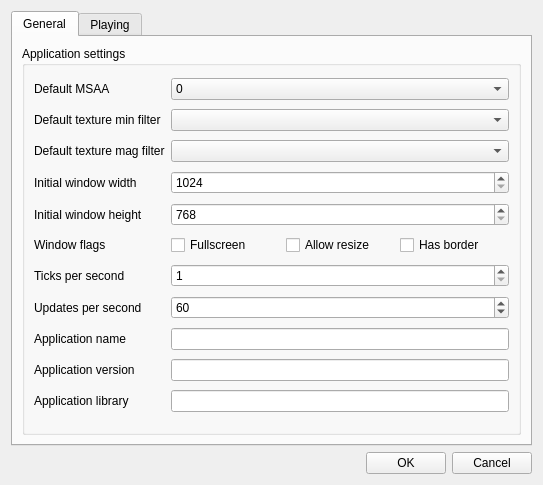
First picture: the form in editor/gui/dlgproject.ui, repository ensisoft/detonator, before the edit.
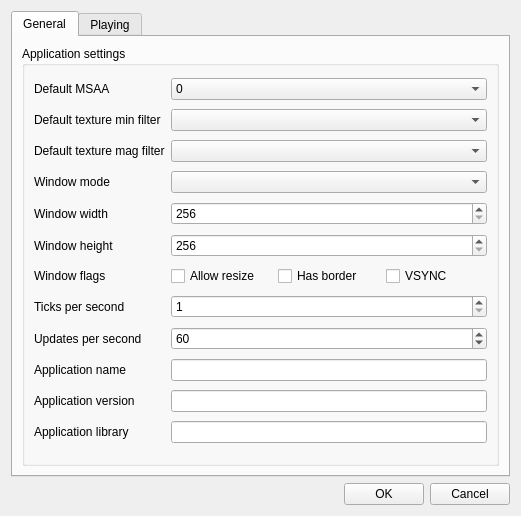
Second picture: the form after the edit. Icons and pictures are not drawn.

Diff of the .ui file:
```diff
--- a/editor/gui/dlgproject.ui
+++ b/editor/gui/dlgproject.ui
@@ -6,8 +6,8 @@
    <rect>
     <x>0</x>
     <y>0</y>
-    <width>543</width>
-    <height>485</height>
+    <width>521</width>
+    <height>516</height>
    </rect>
   </property>
   <property name="windowTitle">
@@ -34,44 +34,6 @@
           <string>Application settings</string>
          </property>
          <layout class="QGridLayout" name="gridLayout">
-          <item row="0" column="0">
-           <widget class="QLabel" name="label_6">
-            <property name="text">
-             <string>Default MSAA</string>
-            </property>
-           </widget>
-          </item>
-          <item row="11" column="0">
-           <widget class="QLabel" name="label_2">
-            <property name="text">
-             <string>Application version</string>
-            </property>
-           </widget>
-          </item>
-          <item row="4" column="0">
-           <widget class="QLabel" name="label_4">
-            <property name="text">
-             <string>Initial window height</string>
-            </property>
-           </widget>
-          </item>
-          <item row="7" column="1">
-           <widget class="QSpinBox" name="ticksPerSecond">
-            <property name="minimum">
-             <number>1</number>
-            </property>
-           </widget>
-          </item>
-          <item row="11" column="1">
-           <widget class="QLineEdit" name="edtAppVersion"/>
-          </item>
-          <item row="9" column="0">
-           <widget class="QLabel" name="label">
-            <property name="text">
-             <string>Application name</string>
-            </property>
-           </widget>
-          </item>
           <item row="1" column="0">
            <widget class="QLabel" name="label_7">
             <property name="text">
@@ -79,59 +41,25 @@
             </property>
            </widget>
           </item>
-          <item row="3" column="0">
-           <widget class="QLabel" name="label_3">
+          <item row="7" column="0">
+           <widget class="QLabel" name="label_5">
             <property name="text">
-             <string>Initial window width</string>
+             <string>Window flags</string>
             </property>
            </widget>
           </item>
-          <item row="1" column="1">
-           <widget class="QComboBox" name="cmbMinFilter"/>
-          </item>
-          <item row="2" column="0">
-           <widget class="QLabel" name="label_8">
+          <item row="5" column="0">
+           <widget class="QLabel" name="label_4">
             <property name="text">
-             <string>Default texture mag filter</string>
+             <string>Window height</string>
             </property>
            </widget>
           </item>
-          <item row="4" column="1">
-           <widget class="QSpinBox" name="wndHeight">
-            <property name="minimum">
-             <number>768</number>
-            </property>
-            <property name="maximum">
-             <number>8192</number>
-            </property>
-           </widget>
+          <item row="13" column="1">
+           <widget class="QLineEdit" name="edtAppVersion"/>
           </item>
-          <item row="3" column="1">
-           <widget class="QSpinBox" name="wndWidth">
-            <property name="minimum">
-             <number>1024</number>
-            </property>
-            <property name="maximum">
-             <number>8192</number>
-            </property>
-           </widget>
-          </item>
-          <item row="12" column="0">
-           <widget class="QLabel" name="label_12">
-            <property name="text">
-             <string>Application library</string>
-            </property>
-           </widget>
-          </item>
-          <item row="6" column="1">
+          <item row="7" column="1">
            <layout class="QHBoxLayout" name="horizontalLayout_2">
-            <item>
-             <widget class="QCheckBox" name="chkWndIsFullscreen">
-              <property name="text">
-               <string>Fullscreen</string>
-              </property>
-             </widget>
-            </item>
             <item>
              <widget class="QCheckBox" name="chkWndCanResize">
               <property name="text">
@@ -146,30 +74,78 @@
               </property>
              </widget>
             </item>
+            <item>
+             <widget class="QCheckBox" name="chkVsync">
+              <property name="text">
+               <string>VSYNC</string>
+              </property>
+             </widget>
+            </item>
            </layout>
           </item>
-          <item row="12" column="1">
-           <widget class="QLineEdit" name="edtAppLibrary"/>
-          </item>
-          <item row="9" column="1">
+          <item row="11" column="1">
            <widget class="QLineEdit" name="edtAppName"/>
           </item>
-          <item row="6" column="0">
-           <widget class="QLabel" name="label_5">
-            <property name="text">
-             <string>Window flags</string>
-            </property>
-           </widget>
+          <item row="14" column="1">
+           <widget class="QLineEdit" name="edtAppLibrary"/>
           </item>
-          <item row="7" column="0">
+          <item row="9" column="0">
            <widget class="QLabel" name="label_14">
             <property name="text">
              <string>Ticks per second</string>
             </property>
            </widget>
           </item>
-          <item row="2" column="1">
-           <widget class="QComboBox" name="cmbMagFilter"/>
+          <item row="5" column="1">
+           <widget class="QSpinBox" name="wndHeight">
+            <property name="minimum">
+             <number>256</number>
+            </property>
+            <property name="maximum">
+             <number>8192</number>
+            </property>
+           </widget>
+          </item>
+          <item row="13" column="0">
+           <widget class="QLabel" name="label_2">
+            <property name="text">
+             <string>Application version</string>
+            </property>
+           </widget>
+          </item>
+          <item row="1" column="1">
+           <widget class="QComboBox" name="cmbMinFilter"/>
+          </item>
+          <item row="9" column="1">
+           <widget class="QSpinBox" name="ticksPerSecond">
+            <property name="minimum">
+             <number>1</number>
+            </property>
+           </widget>
+          </item>
+          <item row="14" column="0">
+           <widget class="QLabel" name="label_12">
+            <property name="text">
+             <string>Application library</string>
+            </property>
+           </widget>
+          </item>
+          <item row="2" column="0">
+           <widget class="QLabel" name="label_8">
+            <property name="text">
+             <string>Default texture mag filter</string>
+            </property>
+           </widget>
+          </item>
+          <item row="4" column="1">
+           <widget class="QSpinBox" name="wndWidth">
+            <property name="minimum">
+             <number>256</number>
+            </property>
+            <property name="maximum">
+             <number>8192</number>
+            </property>
+           </widget>
           </item>
           <item row="0" column="1">
            <widget class="QComboBox" name="cmbMSAA">
@@ -198,14 +174,10 @@
             </item>
            </widget>
           </item>
-          <item row="8" column="0">
-           <widget class="QLabel" name="label_13">
-            <property name="text">
-             <string>Updates per second</string>
-            </property>
-           </widget>
+          <item row="2" column="1">
+           <widget class="QComboBox" name="cmbMagFilter"/>
           </item>
-          <item row="8" column="1">
+          <item row="10" column="1">
            <widget class="QSpinBox" name="updatesPerSecond">
             <property name="minimum">
              <number>1</number>
@@ -218,6 +190,44 @@
             </property>
            </widget>
           </item>
+          <item row="3" column="0">
+           <widget class="QLabel" name="label_9">
+            <property name="text">
+             <string>Window mode</string>
+            </property>
+           </widget>
+          </item>
+          <item row="11" column="0">
+           <widget class="QLabel" name="label">
+            <property name="text">
+             <string>Application name</string>
+            </property>
+           </widget>
+          </item>
+          <item row="10" column="0">
+           <widget class="QLabel" name="label_13">
+            <property name="text">
+             <string>Updates per second</string>
+            </property>
+           </widget>
+          </item>
+          <item row="4" column="0">
+           <widget class="QLabel" name="label_3">
+            <property name="text">
+             <string>Window width</string>
+            </property>
+           </widget>
+          </item>
+          <item row="0" column="0">
+           <widget class="QLabel" name="label_6">
+            <property name="text">
+             <string>Default MSAA</string>
+            </property>
+           </widget>
+          </item>
+          <item row="3" column="1">
+           <widget class="QComboBox" name="cmbWindowMode"/>
+          </item>
          </layout>
         </widget>
        </item>
```
Left out of the diff: 3 changed lines with no effect on the pictures.
